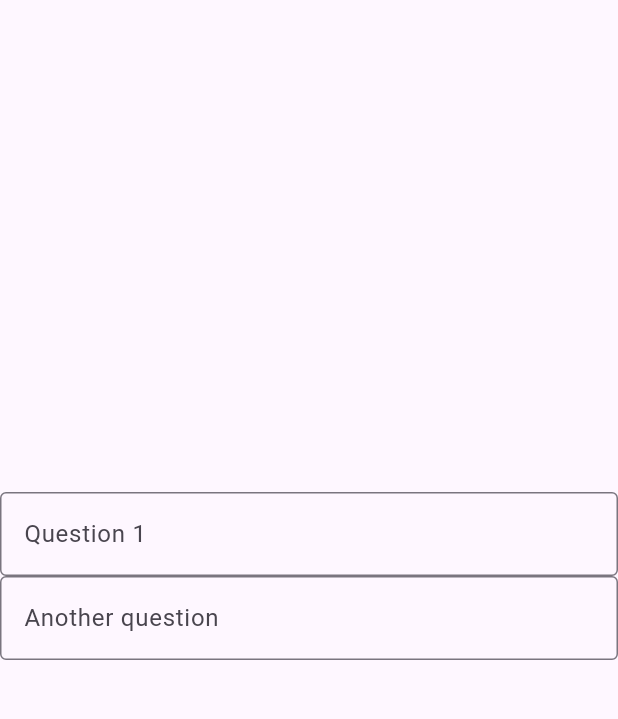
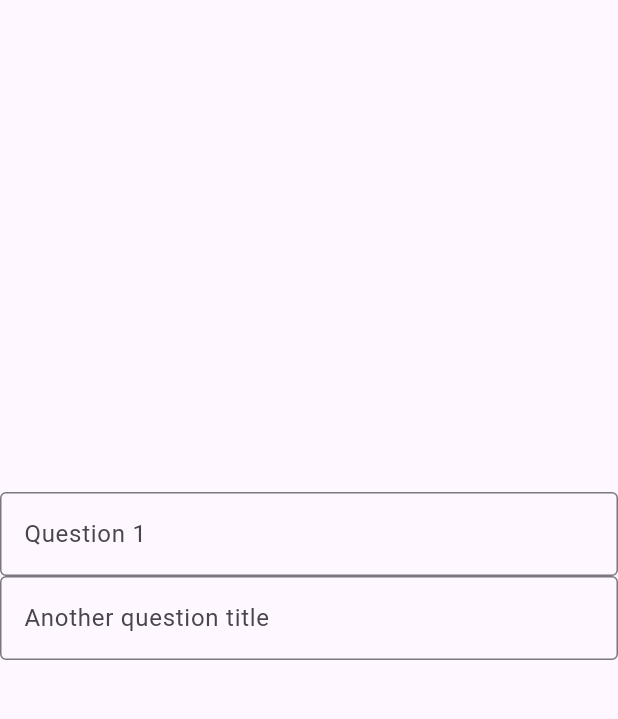
Before and after one commit to tsv2013/surveyjs-flutter-example, a Flutter app: the screen it shows after launch, on a phone screen of 412 x 824 dp, the part 84-803 px from its top. Run offline on Flutter 3.47's test engine with Material 3 defaults, Android fonts, the phone set to English and light mode, and no system bars.

Commit message:
Added survey JSON asset and implemented async loading

```diff
--- /dev/null
+++ b/assets/survey.json
@@ -0,0 +1,13 @@
+{
+    "type": "survey",
+    "elements": [
+        {
+            "type": "question",
+            "title": "Question 1"
+        },
+        {
+            "type": "question",
+            "title": "Another question title"
+        }
+    ]
+}
--- a/lib/main.dart
+++ b/lib/main.dart
@@ -1,8 +1,14 @@
+import 'dart:convert';
 import 'package:flutter/material.dart';
+import 'package:flutter/services.dart' show rootBundle;
 import 'src/element_factory.dart';
 import 'src/metadata.dart';
 import 'src/survey.dart';
 import 'src/questions/question.dart';
+
+Future<Map> loadSurveyJson() async {
+  return jsonDecode(await rootBundle.loadString('assets/survey.json'));
+}
 
 void main() {
   Metadata.registerObjectDescription(Question.description);
@@ -113,14 +119,39 @@ class _MyHomePageState extends State<MyHomePage> {
           // action in the IDE, or press "p" in the console), to see the
           // wireframe for each widget.
           mainAxisAlignment: MainAxisAlignment.center,
-          children: <Widget>[
-            SurveyWidget(Survey({
-              'type': 'survey',
-              'elements': [
-                {'type': 'question', 'title': 'Question 1'},
-                {'type': 'question', 'title': 'Another question'}
-              ]
-            }))
+          children: [
+            FutureBuilder<Map>(
+              builder: (BuildContext context, AsyncSnapshot<Map> snapshot) {
+                if (snapshot.hasData) {
+                  return SurveyWidget(Survey(snapshot.data));
+                } else if (snapshot.hasError) {
+                  return Column(children: [
+                    const Icon(
+                      Icons.error_outline,
+                      color: Colors.red,
+                      size: 60,
+                    ),
+                    Padding(
+                      padding: const EdgeInsets.only(top: 16),
+                      child: Text('Error: ${snapshot.error}'),
+                    ),
+                  ]);
+                } else {
+                  return const Column(children: [
+                    SizedBox(
+                      width: 60,
+                      height: 60,
+                      child: CircularProgressIndicator(),
+                    ),
+                    Padding(
+                      padding: EdgeInsets.only(top: 16),
+                      child: Text('Awaiting result...'),
+                    ),
+                  ]);
+                }
+              },
+              future: loadSurveyJson(),
+            )
           ],
         ),
       ),
--- a/pubspec.yaml
+++ b/pubspec.yaml
@@ -63,6 +63,8 @@ flutter:
   # assets:
   #   - images/a_dot_burr.jpeg
   #   - images/a_dot_ham.jpeg
+  assets:
+    - assets/
 
   # An image asset can refer to one or more resolution-specific "variants", see
   # https://flutter.dev/to/resolution-aware-images
```
